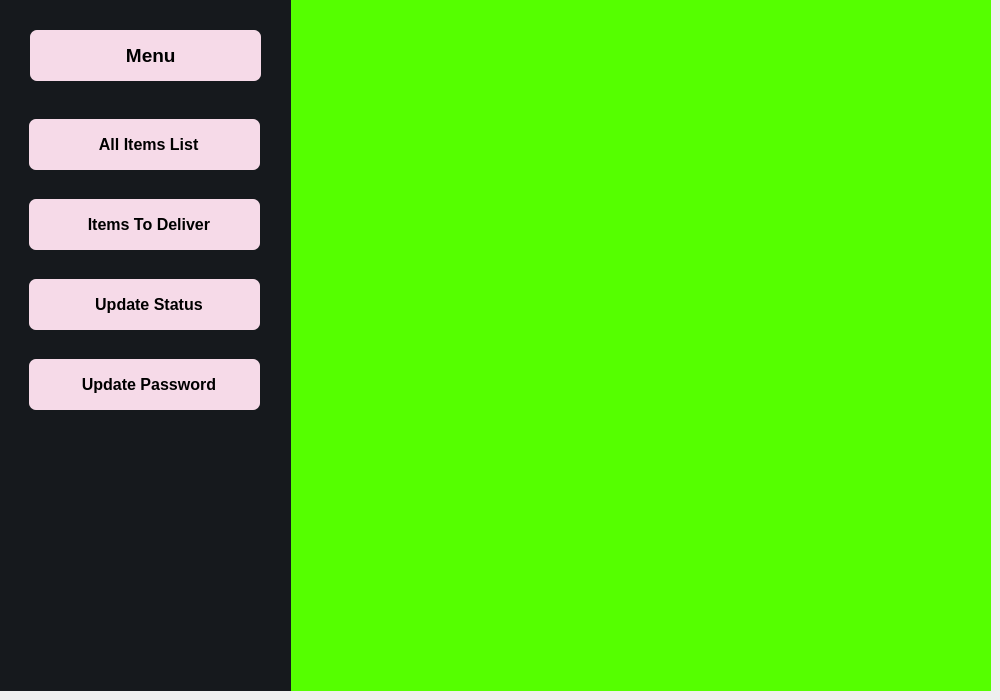
Before: the Qt Designer form deliveryboy.ui in Sazidul0/Ready2Go, drawn with Qt 5.
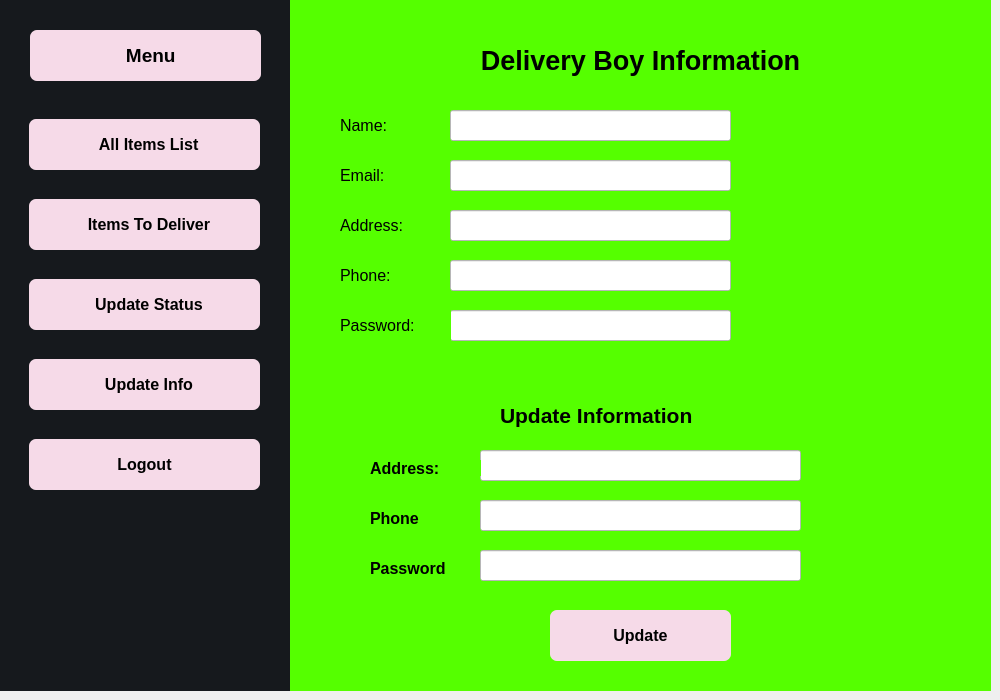
After: the same form once the commit is applied. The open tabs and pages were chosen to show the change. Icons and pictures are not drawn.

Commit message: Delivery Boy UI added

```diff
--- a/deliveryboy.ui
+++ b/deliveryboy.ui
@@ -344,6 +344,7 @@
        <property name="font">
         <font>
          <pointsize>12</pointsize>
+         <weight>75</weight>
          <bold>true</bold>
         </font>
        </property>
@@ -354,7 +355,7 @@
 }</string>
        </property>
        <property name="text">
-        <string>  Update Password</string>
+        <string>  Update Info</string>
        </property>
        <property name="icon">
         <iconset>
@@ -401,8 +402,549 @@
         </size>
        </property>
       </widget>
+      <widget class="QPushButton" name="Update_password_2">
+       <property name="geometry">
+        <rect>
+         <x>20</x>
+         <y>340</y>
+         <width>231</width>
+         <height>51</height>
+        </rect>
+       </property>
+       <property name="font">
+        <font>
+         <pointsize>12</pointsize>
+         <weight>75</weight>
+         <bold>true</bold>
+        </font>
+       </property>
+       <property name="styleSheet">
+        <string notr="true">
+	border-radius: 7px;
+	background-color: rgb(246, 218, 232);
+</string>
+       </property>
+       <property name="text">
+        <string>Logout</string>
+       </property>
+       <property name="iconSize">
+        <size>
+         <width>24</width>
+         <height>24</height>
+        </size>
+       </property>
+      </widget>
      </widget>
     </widget>
+    <widget class="QStackedWidget" name="Delivery_Boy_Menu">
+     <property name="geometry">
+      <rect>
+       <x>300</x>
+       <y>10</y>
+       <width>701</width>
+       <height>691</height>
+      </rect>
+     </property>
+     <widget class="QWidget" name="del_main_menu">
+      <widget class="QLabel" name="del_menu_heading">
+       <property name="geometry">
+        <rect>
+         <x>200</x>
+         <y>30</y>
+         <width>381</width>
+         <height>71</height>
+        </rect>
+       </property>
+       <property name="font">
+        <font>
+         <pointsize>20</pointsize>
+         <weight>75</weight>
+         <bold>true</bold>
+        </font>
+       </property>
+       <property name="text">
+        <string>All About Delivery</string>
+       </property>
+      </widget>
+     </widget>
+     <widget class="QWidget" name="del_all_item_list">
+      <widget class="QLabel" name="del_all_items_list_heading">
+       <property name="geometry">
+        <rect>
+         <x>120</x>
+         <y>20</y>
+         <width>441</width>
+         <height>61</height>
+        </rect>
+       </property>
+       <property name="font">
+        <font>
+         <pointsize>20</pointsize>
+         <weight>75</weight>
+         <bold>true</bold>
+        </font>
+       </property>
+       <property name="text">
+        <string>All Items List</string>
+       </property>
+       <property name="alignment">
+        <set>Qt::AlignCenter</set>
+       </property>
+      </widget>
+     </widget>
+     <widget class="QWidget" name="del_items_to_deliver">
+      <widget class="QLabel" name="del_items_left_to_deliver">
+       <property name="geometry">
+        <rect>
+         <x>110</x>
+         <y>10</y>
+         <width>481</width>
+         <height>91</height>
+        </rect>
+       </property>
+       <property name="font">
+        <font>
+         <pointsize>20</pointsize>
+         <weight>75</weight>
+         <bold>true</bold>
+        </font>
+       </property>
+       <property name="text">
+        <string>Pending Delivery</string>
+       </property>
+       <property name="alignment">
+        <set>Qt::AlignCenter</set>
+       </property>
+      </widget>
+     </widget>
+     <widget class="QWidget" name="del_update_status">
+      <widget class="QPushButton" name="del_update_status_button">
+       <property name="geometry">
+        <rect>
+         <x>280</x>
+         <y>290</y>
+         <width>141</width>
+         <height>51</height>
+        </rect>
+       </property>
+       <property name="font">
+        <font>
+         <pointsize>12</pointsize>
+         <weight>75</weight>
+         <bold>true</bold>
+        </font>
+       </property>
+       <property name="styleSheet">
+        <string notr="true">border-radius: 7px;
+	background-color: rgb(246, 218, 232);</string>
+       </property>
+       <property name="text">
+        <string>Update</string>
+       </property>
+      </widget>
+      <widget class="QLineEdit" name="del_product_name_input">
+       <property name="geometry">
+        <rect>
+         <x>300</x>
+         <y>170</y>
+         <width>351</width>
+         <height>51</height>
+        </rect>
+       </property>
+       <property name="font">
+        <font>
+         <pointsize>12</pointsize>
+        </font>
+       </property>
+       <property name="styleSheet">
+        <string notr="true">background-color: rgb(255, 255, 255);</string>
+       </property>
+       <property name="alignment">
+        <set>Qt::AlignCenter</set>
+       </property>
+       <property name="placeholderText">
+        <string>Product Name</string>
+       </property>
+      </widget>
+      <widget class="QLabel" name="Enter_product_name">
+       <property name="geometry">
+        <rect>
+         <x>40</x>
+         <y>170</y>
+         <width>251</width>
+         <height>41</height>
+        </rect>
+       </property>
+       <property name="font">
+        <font>
+         <pointsize>14</pointsize>
+         <weight>75</weight>
+         <bold>true</bold>
+        </font>
+       </property>
+       <property name="text">
+        <string>Enter Product Name:</string>
+       </property>
+      </widget>
+      <widget class="QLabel" name="seller_remove_product_heading">
+       <property name="geometry">
+        <rect>
+         <x>30</x>
+         <y>10</y>
+         <width>641</width>
+         <height>71</height>
+        </rect>
+       </property>
+       <property name="font">
+        <font>
+         <pointsize>20</pointsize>
+         <weight>75</weight>
+         <bold>true</bold>
+        </font>
+       </property>
+       <property name="text">
+        <string>Update Product Status</string>
+       </property>
+       <property name="alignment">
+        <set>Qt::AlignCenter</set>
+       </property>
+      </widget>
+     </widget>
+     <widget class="QWidget" name="del_update_info">
+      <widget class="QLabel" name="Update_Info_Heading">
+       <property name="geometry">
+        <rect>
+         <x>70</x>
+         <y>30</y>
+         <width>561</width>
+         <height>61</height>
+        </rect>
+       </property>
+       <property name="font">
+        <font>
+         <pointsize>20</pointsize>
+         <weight>75</weight>
+         <bold>true</bold>
+        </font>
+       </property>
+       <property name="text">
+        <string>Delivery Boy Information</string>
+       </property>
+       <property name="alignment">
+        <set>Qt::AlignCenter</set>
+       </property>
+      </widget>
+      <widget class="QLineEdit" name="del_address_update_input">
+       <property name="geometry">
+        <rect>
+         <x>190</x>
+         <y>450</y>
+         <width>321</width>
+         <height>31</height>
+        </rect>
+       </property>
+       <property name="styleSheet">
+        <string notr="true">background-color: rgb(255, 255, 255);</string>
+       </property>
+      </widget>
+      <widget class="QLabel" name="update_name">
+       <property name="geometry">
+        <rect>
+         <x>50</x>
+         <y>110</y>
+         <width>81</width>
+         <height>31</height>
+        </rect>
+       </property>
+       <property name="font">
+        <font>
+         <pointsize>12</pointsize>
+         <weight>50</weight>
+         <bold>false</bold>
+        </font>
+       </property>
+       <property name="text">
+        <string>Name:</string>
+       </property>
+      </widget>
+      <widget class="QLabel" name="update_pass_heading">
+       <property name="geometry">
+        <rect>
+         <x>80</x>
+         <y>560</y>
+         <width>111</width>
+         <height>16</height>
+        </rect>
+       </property>
+       <property name="font">
+        <font>
+         <pointsize>12</pointsize>
+         <weight>75</weight>
+         <bold>true</bold>
+        </font>
+       </property>
+       <property name="text">
+        <string>Password</string>
+       </property>
+      </widget>
+      <widget class="QLineEdit" name="del_show_password">
+       <property name="geometry">
+        <rect>
+         <x>160</x>
+         <y>310</y>
+         <width>281</width>
+         <height>31</height>
+        </rect>
+       </property>
+       <property name="styleSheet">
+        <string notr="true">background-color: rgb(255, 255, 255);</string>
+       </property>
+      </widget>
+      <widget class="QLineEdit" name="del_show_email">
+       <property name="geometry">
+        <rect>
+         <x>160</x>
+         <y>160</y>
+         <width>281</width>
+         <height>31</height>
+        </rect>
+       </property>
+       <property name="styleSheet">
+        <string notr="true">background-color: rgb(255, 255, 255);</string>
+       </property>
+      </widget>
+      <widget class="QLabel" name="phone_update">
+       <property name="geometry">
+        <rect>
+         <x>80</x>
+         <y>510</y>
+         <width>111</width>
+         <height>16</height>
+        </rect>
+       </property>
+       <property name="font">
+        <font>
+         <pointsize>12</pointsize>
+         <weight>75</weight>
+         <bold>true</bold>
+        </font>
+       </property>
+       <property name="text">
+        <string>Phone</string>
+       </property>
+      </widget>
+      <widget class="QLabel" name="update_phone">
+       <property name="geometry">
+        <rect>
+         <x>50</x>
+         <y>260</y>
+         <width>81</width>
+         <height>31</height>
+        </rect>
+       </property>
+       <property name="font">
+        <font>
+         <pointsize>12</pointsize>
+         <weight>50</weight>
+         <bold>false</bold>
+        </font>
+       </property>
+       <property name="text">
+        <string>Phone:</string>
+       </property>
+      </widget>
+      <widget class="QLabel" name="update_address">
+       <property name="geometry">
+        <rect>
+         <x>50</x>
+         <y>210</y>
+         <width>81</width>
+         <height>31</height>
+        </rect>
+       </property>
+       <property name="font">
+        <font>
+         <pointsize>12</pointsize>
+         <weight>50</weight>
+         <bold>false</bold>
+        </font>
+       </property>
+       <property name="text">
+        <string>Address:</string>
+       </property>
+      </widget>
+      <widget class="QLineEdit" name="del_show_phone">
+       <property name="geometry">
+        <rect>
+         <x>160</x>
+         <y>260</y>
+         <width>281</width>
+         <height>31</height>
+        </rect>
+       </property>
+       <property name="styleSheet">
+        <string notr="true">background-color: rgb(255, 255, 255);</string>
+       </property>
+      </widget>
+      <widget class="QLineEdit" name="del_show_address">
+       <property name="geometry">
+        <rect>
+         <x>160</x>
+         <y>210</y>
+         <width>281</width>
+         <height>31</height>
+        </rect>
+       </property>
+       <property name="styleSheet">
+        <string notr="true">background-color: rgb(255, 255, 255);</string>
+       </property>
+      </widget>
+      <widget class="QPushButton" name="del_Update_Info_Button">
+       <property name="geometry">
+        <rect>
+         <x>260</x>
+         <y>610</y>
+         <width>181</width>
+         <height>51</height>
+        </rect>
+       </property>
+       <property name="font">
+        <font>
+         <pointsize>12</pointsize>
+         <weight>75</weight>
+         <bold>true</bold>
+        </font>
+       </property>
+       <property name="styleSheet">
+        <string notr="true">	border-radius: 7px;
+	background-color: rgb(246, 218, 232);</string>
+       </property>
+       <property name="text">
+        <string>Update</string>
+       </property>
+      </widget>
+      <widget class="QLineEdit" name="del_password_update_input">
+       <property name="geometry">
+        <rect>
+         <x>190</x>
+         <y>550</y>
+         <width>321</width>
+         <height>31</height>
+        </rect>
+       </property>
+       <property name="styleSheet">
+        <string notr="true">background-color: rgb(255, 255, 255);</string>
+       </property>
+      </widget>
+      <widget class="QLabel" name="update_password">
+       <property name="geometry">
+        <rect>
+         <x>50</x>
+         <y>310</y>
+         <width>111</width>
+         <height>31</height>
+        </rect>
+       </property>
+       <property name="font">
+        <font>
+         <pointsize>12</pointsize>
+         <weight>50</weight>
+         <bold>false</bold>
+        </font>
+       </property>
+       <property name="text">
+        <string>Password:</string>
+       </property>
+      </widget>
+      <widget class="QLineEdit" name="del_show_username">
+       <property name="geometry">
+        <rect>
+         <x>160</x>
+         <y>110</y>
+         <width>281</width>
+         <height>31</height>
+        </rect>
+       </property>
+       <property name="styleSheet">
+        <string notr="true">background-color: rgb(255, 255, 255);</string>
+       </property>
+      </widget>
+      <widget class="QLineEdit" name="del_phone_update_input">
+       <property name="geometry">
+        <rect>
+         <x>190</x>
+         <y>500</y>
+         <width>321</width>
+         <height>31</height>
+        </rect>
+       </property>
+       <property name="styleSheet">
+        <string notr="true">background-color: rgb(255, 255, 255);</string>
+       </property>
+      </widget>
+      <widget class="QLabel" name="update_email">
+       <property name="geometry">
+        <rect>
+         <x>50</x>
+         <y>160</y>
+         <width>81</width>
+         <height>31</height>
+        </rect>
+       </property>
+       <property name="font">
+        <font>
+         <pointsize>12</pointsize>
+         <weight>50</weight>
+         <bold>false</bold>
+        </font>
+       </property>
+       <property name="text">
+        <string>Email:</string>
+       </property>
+      </widget>
+      <widget class="QLabel" name="Update_info_heading">
+       <property name="geometry">
+        <rect>
+         <x>210</x>
+         <y>400</y>
+         <width>341</width>
+         <height>31</height>
+        </rect>
+       </property>
+       <property name="font">
+        <font>
+         <pointsize>16</pointsize>
+         <weight>75</weight>
+         <bold>true</bold>
+        </font>
+       </property>
+       <property name="text">
+        <string>Update Information</string>
+       </property>
+      </widget>
+      <widget class="QLabel" name="address_update_heading">
+       <property name="geometry">
+        <rect>
+         <x>80</x>
+         <y>460</y>
+         <width>111</width>
+         <height>16</height>
+        </rect>
+       </property>
+       <property name="font">
+        <font>
+         <pointsize>12</pointsize>
+         <weight>75</weight>
+         <bold>true</bold>
+        </font>
+       </property>
+       <property name="text">
+        <string>Address:</string>
+       </property>
+      </widget>
+     </widget>
+     <widget class="QWidget" name="del_logout"/>
+    </widget>
    </widget>
    <widget class="QWidget" name="SignUp_page">
     <property name="styleSheet">
```
Left out of the diff: 9 changed lines with no effect on the pictures. The commit also changes 3 other files.
